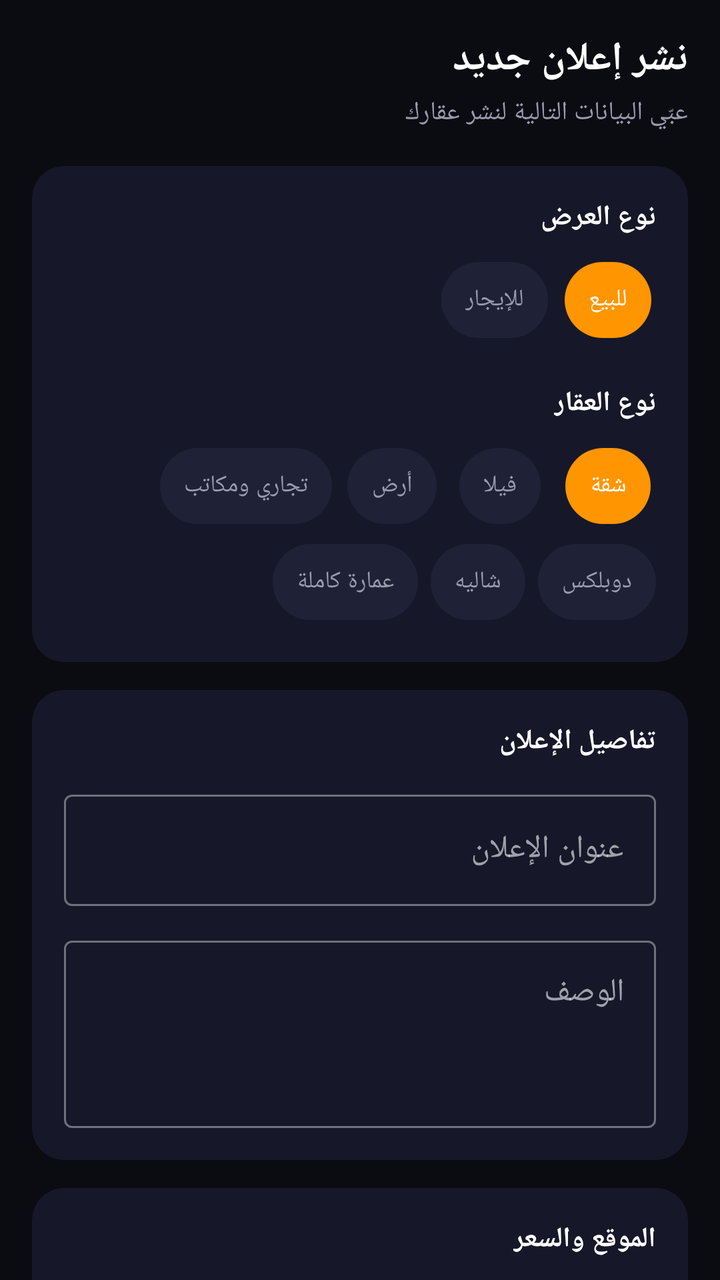
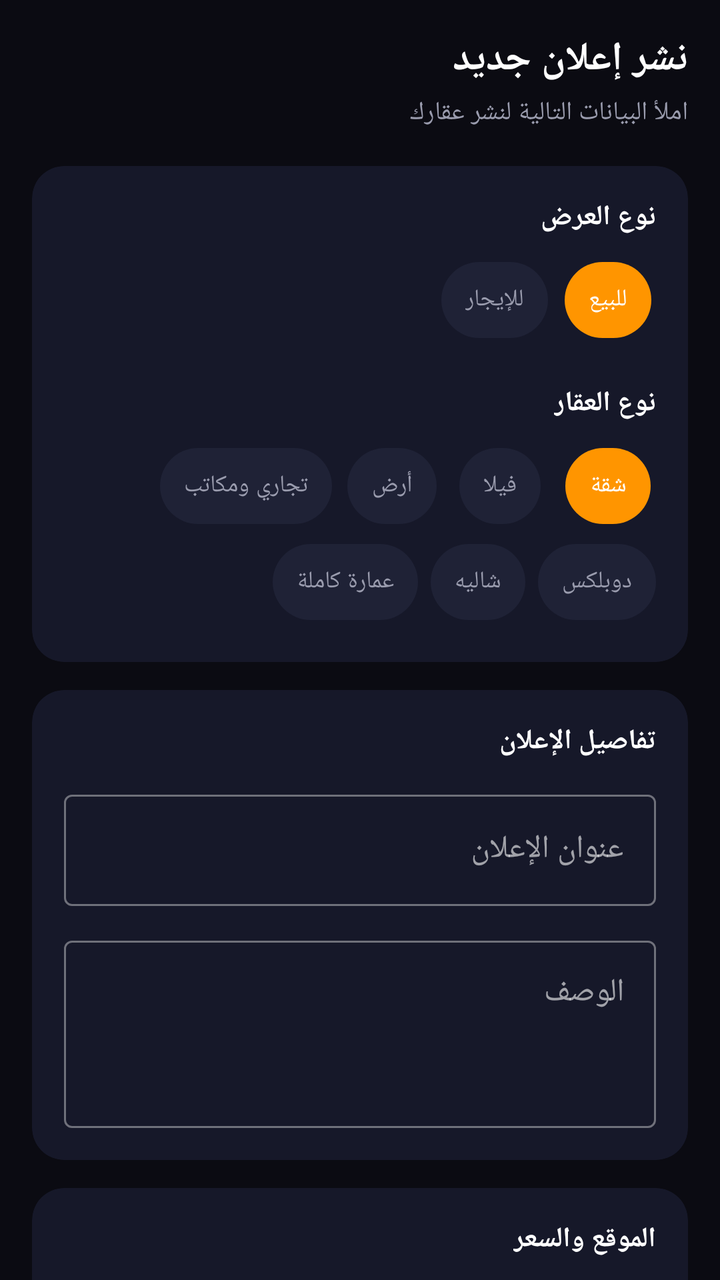

Two renders of the same Android screen: before a commit and after it. Below are the layout's source before the change and the commit's diff.
<!-- AndroidManifest.xml: application theme Theme.Aqar -->
<!-- res/layout/fragment_post_ad.xml -->
<?xml version="1.0" encoding="utf-8"?>
<androidx.core.widget.NestedScrollView xmlns:android="http://schemas.android.com/apk/res/android"
    xmlns:app="http://schemas.android.com/apk/res-auto"
    android:layout_width="match_parent"
    android:layout_height="match_parent"
    android:background="@color/background_dark">

    <LinearLayout
        android:layout_width="match_parent"
        android:layout_height="wrap_content"
        android:orientation="vertical"
        android:padding="16dp">

        <TextView
            android:layout_width="wrap_content"
            android:layout_height="wrap_content"
            android:layout_marginBottom="4dp"
            android:text="نشر إعلان جديد"
            android:textColor="@color/text_primary"
            android:textSize="20sp"
            android:textStyle="bold" />

        <TextView
            android:layout_width="wrap_content"
            android:layout_height="wrap_content"
            android:layout_marginBottom="18dp"
            android:text="عبّي البيانات التالية لنشر عقارك"
            android:textColor="@color/text_secondary"
            android:textSize="13sp" />

        
        <com.google.android.material.card.MaterialCardView
            android:layout_width="match_parent"
            android:layout_height="wrap_content"
            android:layout_marginBottom="14dp"
            app:cardBackgroundColor="@color/surface_card"
            app:cardCornerRadius="16dp"
            app:cardElevation="0dp">

            <LinearLayout
                android:layout_width="match_parent"
                android:layout_height="wrap_content"
                android:orientation="vertical"
                android:padding="16dp">

                <TextView
                    android:layout_width="wrap_content"
                    android:layout_height="wrap_content"
                    android:layout_marginBottom="8dp"
                    android:text="نوع العرض"
                    android:textColor="@color/text_primary"
                    android:textSize="14sp"
                    android:textStyle="bold" />

                <com.google.android.material.chip.ChipGroup
                    android:id="@+id/listingTypeGroup"
                    android:layout_width="match_parent"
                    android:layout_height="wrap_content"
                    android:layout_marginBottom="18dp"
                    app:singleSelection="true"
                    app:chipSpacingHorizontal="6dp">

                    <com.google.android.material.chip.Chip
                        android:id="@+id/chipSale"
                        style="@style/PillChoiceChip"
                        android:layout_width="wrap_content"
                        android:layout_height="wrap_content"
                        android:checked="true"
                        android:text="للبيع" />

                    <com.google.android.material.chip.Chip
                        android:id="@+id/chipRent"
                        style="@style/PillChoiceChip"
                        android:layout_width="wrap_content"
                        android:layout_height="wrap_content"
                        android:text="للإيجار" />
                </com.google.android.material.chip.ChipGroup>

                <TextView
                    android:layout_width="wrap_content"
                    android:layout_height="wrap_content"
                    android:layout_marginBottom="8dp"
                    android:text="نوع العقار"
                    android:textColor="@color/text_primary"
                    android:textSize="14sp"
                    android:textStyle="bold" />

                <com.google.android.material.chip.ChipGroup
                    android:id="@+id/propertyTypeGroup"
                    android:layout_width="match_parent"
                    android:layout_height="wrap_content"
                    app:singleSelection="true"
                    app:chipSpacingHorizontal="6dp">

                    <com.google.android.material.chip.Chip
                        android:id="@+id/chipApartment"
                        style="@style/PillChoiceChip"
                        android:layout_width="wrap_content"
                        android:layout_height="wrap_content"
                        android:checked="true"
                        android:text="شقة" />

                    <com.google.android.material.chip.Chip
                        android:id="@+id/chipVilla"
                        style="@style/PillChoiceChip"
                        android:layout_width="wrap_content"
                        android:layout_height="wrap_content"
                        android:text="فيلا" />

                    <com.google.android.material.chip.Chip
                        android:id="@+id/chipLand"
                        style="@style/PillChoiceChip"
                        android:layout_width="wrap_content"
                        android:layout_height="wrap_content"
                        android:text="أرض" />

                    <com.google.android.material.chip.Chip
                        android:id="@+id/chipCommercial"
                        style="@style/PillChoiceChip"
                        android:layout_width="wrap_content"
                        android:layout_height="wrap_content"
                        android:text="تجاري ومكاتب" />

                    <com.google.android.material.chip.Chip
                        android:id="@+id/chipDuplex"
                        style="@style/PillChoiceChip"
                        android:layout_width="wrap_content"
                        android:layout_height="wrap_content"
                        android:text="دوبلكس" />

                    <com.google.android.material.chip.Chip
                        android:id="@+id/chipChalet"
                        style="@style/PillChoiceChip"
                        android:layout_width="wrap_content"
                        android:layout_height="wrap_content"
                        android:text="شاليه" />

                    <com.google.android.material.chip.Chip
                        android:id="@+id/chipBuilding"
                        style="@style/PillChoiceChip"
                        android:layout_width="wrap_content"
                        android:layout_height="wrap_content"
                        android:text="عمارة كاملة" />
                </com.google.android.material.chip.ChipGroup>
            </LinearLayout>
        </com.google.android.material.card.MaterialCardView>

        
        <com.google.android.material.card.MaterialCardView
            android:layout_width="match_parent"
            android:layout_height="wrap_content"
            android:layout_marginBottom="14dp"
            app:cardBackgroundColor="@color/surface_card"
            app:cardCornerRadius="16dp"
            app:cardElevation="0dp">

            <LinearLayout
                android:layout_width="match_parent"
                android:layout_height="wrap_content"
                android:orientation="vertical"
                android:padding="16dp">

                <TextView
                    android:layout_width="wrap_content"
                    android:layout_height="wrap_content"
                    android:layout_marginBottom="12dp"
                    android:text="تفاصيل الإعلان"
                    android:textColor="@color/text_primary"
                    android:textSize="14sp"
                    android:textStyle="bold" />

                <com.google.android.material.textfield.TextInputLayout
                    style="@style/Widget.MaterialComponents.TextInputLayout.OutlinedBox"
                    android:layout_width="match_parent"
                    android:layout_height="wrap_content"
                    android:layout_marginBottom="12dp"
                    android:hint="عنوان الإعلان">

                    <com.google.android.material.textfield.TextInputEditText
                        android:id="@+id/titleInput"
                        android:layout_width="match_parent"
                        android:layout_height="wrap_content" />
                </com.google.android.material.textfield.TextInputLayout>

                <com.google.android.material.textfield.TextInputLayout
                    style="@style/Widget.MaterialComponents.TextInputLayout.OutlinedBox"
                    android:layout_width="match_parent"
                    android:layout_height="wrap_content"
                    android:hint="الوصف">

                    <com.google.android.material.textfield.TextInputEditText
                        android:id="@+id/descriptionInput"
                        android:layout_width="match_parent"
                        android:layout_height="wrap_content"
                        android:gravity="top"
                        android:inputType="textMultiLine"
                        android:minLines="3" />
                </com.google.android.material.textfield.TextInputLayout>
            </LinearLayout>
        </com.google.android.material.card.MaterialCardView>

        
        <com.google.android.material.card.MaterialCardView
            android:layout_width="match_parent"
            android:layout_height="wrap_content"
            android:layout_marginBottom="14dp"
            app:cardBackgroundColor="@color/surface_card"
            app:cardCornerRadius="16dp"
            app:cardElevation="0dp">

            <LinearLayout
                android:layout_width="match_parent"
                android:layout_height="wrap_content"
                android:orientation="vertical"
                android:padding="16dp">

                <TextView
                    android:layout_width="wrap_content"
                    android:layout_height="wrap_content"
                    android:layout_marginBottom="12dp"
                    android:text="الموقع والسعر"
                    android:textColor="@color/text_primary"
                    android:textSize="14sp"
                    android:textStyle="bold" />

                <com.google.android.material.textfield.TextInputLayout
                    style="@style/Widget.MaterialComponents.TextInputLayout.OutlinedBox.ExposedDropdownMenu"
                    android:layout_width="match_parent"
                    android:layout_height="wrap_content"
                    android:layout_marginBottom="12dp"
                    android:hint="المدينة">

                    <AutoCompleteTextView
                        android:id="@+id/cityInput"
                        android:layout_width="match_parent"
                        android:layout_height="wrap_content"
                        android:inputType="none" />
                </com.google.android.material.textfield.TextInputLayout>

                <com.google.android.material.textfield.TextInputLayout
                    style="@style/Widget.MaterialComponents.TextInputLayout.OutlinedBox"
                    android:layout_width="match_parent"
                    android:layout_height="wrap_content"
                    android:layout_marginBottom="12dp"
                    android:hint="الحي / المنطقة">

                    <com.google.android.material.textfield.TextInputEditText
                        android:id="@+id/districtInput"
                        android:layout_width="match_parent"
                        android:layout_height="wrap_content" />
                </com.google.android.material.textfield.TextInputLayout>

                <com.google.android.material.textfield.TextInputLayout
                    style="@style/Widget.MaterialComponents.TextInputLayout.OutlinedBox"
                    android:layout_width="match_parent"
                    android:layout_height="wrap_content"
                    android:hint="السعر بالدولار">

                    <com.google.android.material.textfield.TextInputEditText
                        android:id="@+id/priceInput"
                        android:layout_width="match_parent"
                        android:layout_height="wrap_content"
                        android:inputType="number" />
                </com.google.android.material.textfield.TextInputLayout>
            </LinearLayout>
        </com.google.android.material.card.MaterialCardView>

        
        <com.google.android.material.card.MaterialCardView
            android:layout_width="match_parent"
            android:layout_height="wrap_content"
            android:layout_marginBottom="14dp"
            app:cardBackgroundColor="@color/surface_card"
            app:cardCornerRadius="16dp"
            app:cardElevation="0dp">

            <LinearLayout
                android:layout_width="match_parent"
                android:layout_height="wrap_content"
                android:orientation="vertical"
                android:padding="16dp">

                <TextView
                    android:layout_width="wrap_content"
                    android:layout_height="wrap_content"
                    android:layout_marginBottom="12dp"
                    android:text="المواصفات"
                    android:textColor="@color/text_primary"
                    android:textSize="14sp"
                    android:textStyle="bold" />

                <LinearLayout
                    android:layout_width="match_parent"
                    android:layout_height="wrap_content"
                    android:layout_marginBottom="12dp"
                    android:orientation="horizontal">

                    <com.google.android.material.textfield.TextInputLayout
                        style="@style/Widget.MaterialComponents.TextInputLayout.OutlinedBox"
                        android:layout_width="0dp"
                        android:layout_height="wrap_content"
                        android:layout_marginEnd="6dp"
                        android:layout_weight="1"
                        android:hint="غرف النوم">

                        <com.google.android.material.textfield.TextInputEditText
                            android:id="@+id/bedroomsInput"
                            android:layout_width="match_parent"
                            android:layout_height="wrap_content"
                            android:inputType="number" />
                    </com.google.android.material.textfield.TextInputLayout>

                    <com.google.android.material.textfield.TextInputLayout
                        style="@style/Widget.MaterialComponents.TextInputLayout.OutlinedBox"
                        android:layout_width="0dp"
                        android:layout_height="wrap_content"
                        android:layout_marginStart="6dp"
                        android:layout_weight="1"
                        android:hint="دورات المياه">

                        <com.google.android.material.textfield.TextInputEditText
                            android:id="@+id/bathroomsInput"
                            android:layout_width="match_parent"
                            android:layout_height="wrap_content"
                            android:inputType="number" />
                    </com.google.android.material.textfield.TextInputLayout>
                </LinearLayout>

                <com.google.android.material.textfield.TextInputLayout
                    style="@style/Widget.MaterialComponents.TextInputLayout.OutlinedBox"
                    android:layout_width="match_parent"
                    android:layout_height="wrap_content"
                    android:hint="المساحة (م²)">

                    <com.google.android.material.textfield.TextInputEditText
                        android:id="@+id/areaInput"
                        android:layout_width="match_parent"
                        android:layout_height="wrap_content"
                        android:inputType="number" />
                </com.google.android.material.textfield.TextInputLayout>
            </LinearLayout>
        </com.google.android.material.card.MaterialCardView>

        
        <com.google.android.material.card.MaterialCardView
            android:layout_width="match_parent"
            android:layout_height="wrap_content"
            android:layout_marginBottom="16dp"
            app:cardBackgroundColor="@color/surface_card"
            app:cardCornerRadius="16dp"
            app:cardElevation="0dp">

            <LinearLayout
                android:layout_width="match_parent"
                android:layout_height="wrap_content"
                android:orientation="vertical"
                android:padding="16dp">

                <TextView
                    android:layout_width="wrap_content"
                    android:layout_height="wrap_content"
                    android:layout_marginBottom="12dp"
                    android:text="صورة العقار"
                    android:textColor="@color/text_primary"
                    android:textSize="14sp"
                    android:textStyle="bold" />

                <LinearLayout
                    android:id="@+id/selectImageButton"
                    android:layout_width="match_parent"
                    android:layout_height="52dp"
                    android:background="@drawable/bg_upload_box"
                    android:gravity="center"
                    android:orientation="horizontal"
                    android:clickable="true"
                    android:focusable="true">

                    <TextView
                        android:layout_width="wrap_content"
                        android:layout_height="wrap_content"
                        android:text="اختيار صورة للعقار (مطلوب)"
                        android:textColor="@color/primary_blue"
                        android:textSize="14sp"
                        android:textStyle="bold" />
                </LinearLayout>

                <ImageView
                    android:id="@+id/imagePreview"
                    android:layout_width="match_parent"
                    android:layout_height="200dp"
                    android:layout_marginTop="10dp"
                    android:scaleType="centerCrop"
                    android:visibility="gone"
                    android:background="@color/surface_card_light"
                    android:contentDescription="معاينة الصورة" />
            </LinearLayout>
        </com.google.android.material.card.MaterialCardView>

        <TextView
            android:id="@+id/errorText"
            android:layout_width="match_parent"
            android:layout_height="wrap_content"
            android:layout_marginBottom="8dp"
            android:textColor="#FF5252"
            android:visibility="gone" />

        <com.google.android.material.button.MaterialButton
            android:id="@+id/submitButton"
            style="@style/PrimaryActionButton"
            android:layout_width="match_parent"
            android:layout_height="wrap_content"
            android:layout_marginBottom="24dp"
            android:text="نشر الإعلان" />

    </LinearLayout>
</androidx.core.widget.NestedScrollView>
<!-- resources referenced by this layout -->
<resources>
  <color name="background_dark">#0B0B12</color>
  <color name="primary_blue">#2F8FFF</color>
  <color name="surface_card">#161829</color>
  <color name="surface_card_light">#1F2236</color>
  <color name="text_primary">#FFFFFF</color>
  <color name="text_secondary">#9A9CAE</color>
  <!-- drawable bg_upload_box (drawable) -->
  <shape xmlns:android="http://schemas.android.com/apk/res/android">
      <solid android:color="@color/surface_card_light" />
      <corners android:radius="14dp" />
      <stroke android:width="1.5dp" android:color="@color/divider" android:dashWidth="8dp" android:dashGap="6dp" />
  </shape>
  <style name="PillChoiceChip" parent="Widget.MaterialComponents.Chip.Choice">
          <item name="chipBackgroundColor">@color/chip_bg_selector</item>
          <item name="android:textColor">@color/chip_text_selector</item>
          <item name="chipCornerRadius">20dp</item>
          <item name="chipStrokeWidth">0dp</item>
          <item name="checkedIconVisible">false</item>
          <item name="rippleColor">@android:color/transparent</item>
          <item name="chipMinHeight">38dp</item>
          <item name="android:textSize">12sp</item>
      </style>
  <style name="PrimaryActionButton" parent="Widget.MaterialComponents.Button">
          <item name="backgroundTint">@color/primary_blue</item>
          <item name="android:textColor">@android:color/white</item>
          <item name="android:textSize">15sp</item>
          <item name="android:textStyle">bold</item>
          <item name="cornerRadius">14dp</item>
          <item name="android:paddingTop">14dp</item>
          <item name="android:paddingBottom">14dp</item>
      </style>
  <style name="Theme.Aqar" parent="Theme.MaterialComponents.NoActionBar">
          <item name="colorPrimary">@color/primary_blue</item>
          <item name="colorPrimaryDark">@color/background_dark</item>
          <item name="colorSecondary">@color/accent_orange</item>
          <item name="colorSurface">@color/surface_card</item>
          <item name="colorOnSurface">@color/text_primary</item>
          <item name="colorOnBackground">@color/text_primary</item>
          <item name="android:windowBackground">@color/background_dark</item>
          <item name="android:statusBarColor">@color/background_dark</item>
          <item name="android:navigationBarColor">@color/background_dark</item>
          <item name="android:layoutDirection">rtl</item>
      </style>
  <color name="divider">#2A2C3D</color>
  <color name="accent_orange">#FF9500</color>
</resources>

<!-- the commit's change to res/layout/fragment_post_ad.xml (unified diff, before → after) -->
@@ -24,7 +24,7 @@
             android:layout_width="wrap_content"
             android:layout_height="wrap_content"
             android:layout_marginBottom="18dp"
-            android:text="عبّي البيانات التالية لنشر عقارك"
+            android:text="املأ البيانات التالية لنشر عقارك"
             android:textColor="@color/text_secondary"
             android:textSize="13sp" />
 
